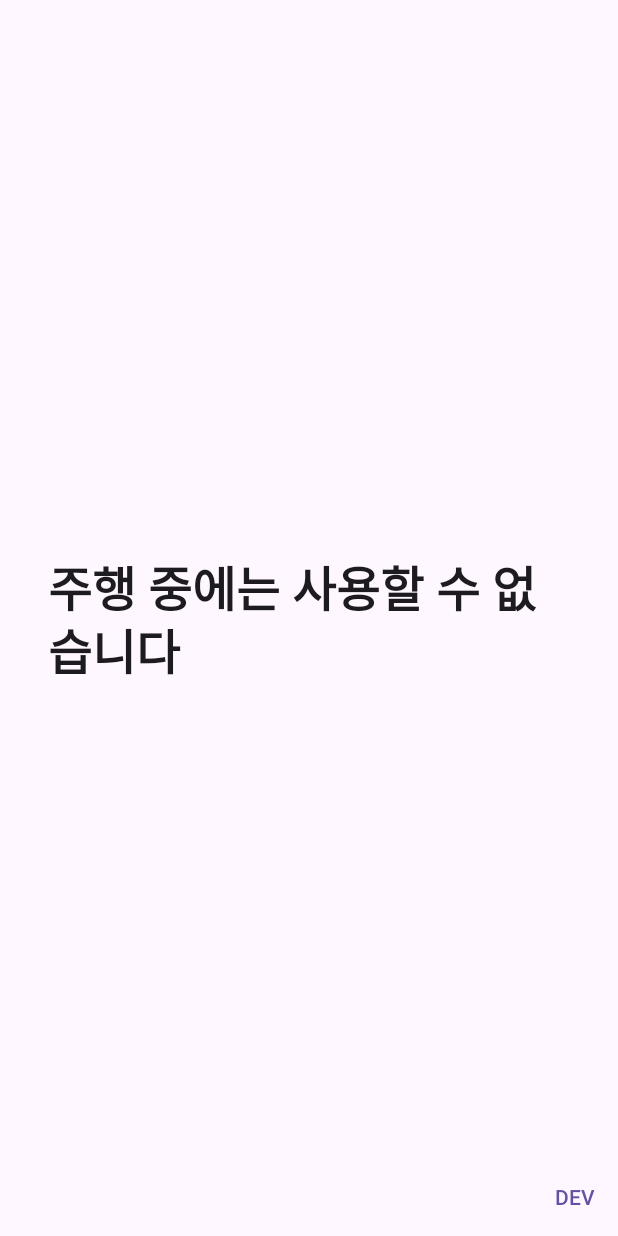
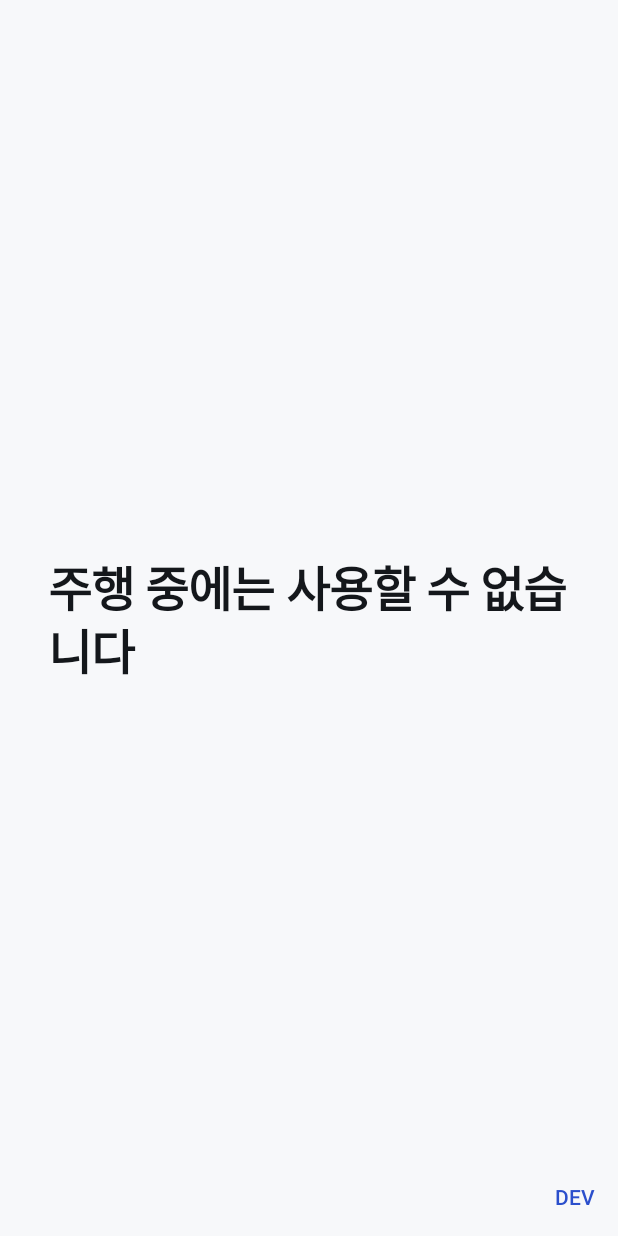
Before and after one commit to Hyundai-App-Challenge/first-ride, an Android app built with Jetpack Compose: the screen it shows after launch (MainActivity), on a phone screen of 412 x 824 dp. Run offline under Robolectric (Android 15) with nearby library versions, the phone set to English and light mode, and no system bars; 4 statements that could not run were skipped.

Commit message:
홈에 360도 차 무대와 차종 선택을 넣고, 테마를 차갑고 절제된 한 체계로 바꾼다
- CarStage: 이중 틀(바깥 선, 안쪽 면), 좌우 드래그와 관성, 가만히 두면 천천히 회전(시스템 애니메이션이 꺼져 있으면 정지), 실내 파노라마 둘러보기
- assets/cars/<차종>/ 폴더 규칙: ext_000.webp부터 번호순 이미지와 선택으로 interior.webp. 이미지는 포함하지 않는다
- 차종 선택이 안내 문구와 위치 그림을 바꾼다(assets/models/<차종>/가 없으면 기준 차종 것)
- 홈: 넓은 화면은 왼쪽 차 무대와 오른쪽 코스 목록, 좁은 화면은 위아래. 코스는 카드 대신 구분선
- 테마: 쿨 그레이와 코발트 포인트 하나, 모서리 한 체계, 글자 대비 AA 이상

Co-Authored-By: Claude Sonnet 5.5 <noreply@anthropic.com>

```diff
--- a/app/src/debug/kotlin/com/firstride/app/Variant.kt
+++ b/app/src/debug/kotlin/com/firstride/app/Variant.kt
@@ -23,6 +23,9 @@ import java.util.concurrent.atomic.AtomicInteger
  */
 internal object Variant {
     const val REAL_FLAG = "real_signals"
+
+    /** debug는 차 이미지가 없어도 무대를 보여, 화면 배치를 확인할 수 있게 한다. */
+    const val showEmptyCarStage = true
 
     /** 개발자 패널이 값을 바꿀 때 쓰는 가짜 신호원. 차량 SDK를 쓰는 중이면 null. */
     var fake: FakeSignalSource? = null
--- a/app/src/main/kotlin/com/firstride/MainActivity.kt
+++ b/app/src/main/kotlin/com/firstride/MainActivity.kt
@@ -6,14 +6,20 @@ import androidx.activity.compose.setContent
 import androidx.activity.viewModels
 import androidx.compose.foundation.layout.Box
 import androidx.compose.material3.Surface
+import androidx.compose.runtime.getValue
 import androidx.compose.runtime.remember
+import androidx.compose.ui.res.stringResource
+import androidx.lifecycle.compose.collectAsStateWithLifecycle
 import androidx.lifecycle.viewmodel.initializer
 import androidx.lifecycle.viewmodel.viewModelFactory
 import com.firstride.app.AppNavigation
 import com.firstride.app.AppViewModel
 import com.firstride.app.FirstRideApp
+import com.firstride.app.start.CarCatalog
 import com.firstride.app.start.CourseCatalog
 import com.firstride.app.start.CourseTexts
+import com.firstride.app.Variant
+import com.firstride.app.ui.CarImages
 import com.firstride.app.ui.DevPanel
 import com.firstride.app.ui.FirstRideTheme
 
@@ -21,7 +27,7 @@ import com.firstride.app.ui.FirstRideTheme
 class MainActivity : ComponentActivity() {
     private val vm: AppViewModel by viewModels {
         viewModelFactory {
-            initializer { AppViewModel((application as FirstRideApp).container, CourseTexts.load(assets)) { CourseCatalog.load(assets) } }
+            initializer { AppViewModel((application as FirstRideApp).container, { model -> CourseTexts.load(assets, model) }) { CourseCatalog.load(assets) } }
         }
     }
 
@@ -37,8 +43,14 @@ class MainActivity : ComponentActivity() {
             FirstRideTheme {
                 Box {
                     Surface {
-                        val texts = remember { CourseTexts.load(assets) }
-                        AppNavigation(vm, texts, loadImage = { path -> CourseTexts.loadImage(assets, path) })
+                        val cars = remember { CarCatalog.list(assets) }
+                        val carImages = remember { CarImages({ m, i -> CarCatalog.frame(assets, m, i) }, { m -> CarCatalog.interior(assets, m) }) }
+                        val model by vm.carModel.collectAsStateWithLifecycle()
+                        AppNavigation(
+                            vm, cars, carImages,
+                            emptyCarHint = if (Variant.showEmptyCarStage) stringResource(R.string.car_stage_empty_debug) else null,
+                            loadImage = { path -> CourseTexts.loadImage(assets, path, model) },
+                        )
                     }
                     DevPanel()
                 }
--- a/app/src/main/kotlin/com/firstride/app/AppNavigation.kt
+++ b/app/src/main/kotlin/com/firstride/app/AppNavigation.kt
@@ -7,6 +7,9 @@ import androidx.compose.runtime.getValue
 import androidx.compose.runtime.remember
 import androidx.compose.ui.graphics.ImageBitmap
 import androidx.lifecycle.compose.collectAsStateWithLifecycle
+import com.firstride.app.start.CarModel
+import com.firstride.app.ui.CarImages
+import com.firstride.app.ui.CarStageState
 import com.firstride.app.ui.ConnectionErrorScreen
 import com.firstride.app.ui.CourseDoneScreen
 import com.firstride.app.ui.CourseIntroScreen
@@ -18,7 +21,6 @@ import com.firstride.app.ui.SettingsScreen
 import com.firstride.app.ui.StartScreen
 import com.firstride.app.ui.StepScreen
 import com.firstride.engine.course.CourseDefinition
-import com.firstride.engine.course.ModelCourseText
 import com.firstride.engine.drive.DriveState
 
 /**
@@ -26,7 +28,15 @@ import com.firstride.engine.drive.DriveState
  * 새 화면은 [Screen]에 값을 더하고 여기에 한 줄을 더한다. 화면 파일끼리는 서로 고치지 않는다.
  */
 @Composable
-fun AppNavigation(vm: AppViewModel, texts: Map<String, ModelCourseText>, loadImage: (String) -> ImageBitmap?) {
+fun AppNavigation(
+    vm: AppViewModel,
+    cars: List<CarModel>,
+    carImages: CarImages,
+    emptyCarHint: String?,
+    loadImage: (String) -> ImageBitmap?,
+) {
+    val texts by vm.texts.collectAsStateWithLifecycle()
+    val carModel by vm.carModel.collectAsStateWithLifecycle()
     val screen by vm.screen.collectAsStateWithLifecycle()
     val catalog by vm.catalog.collectAsStateWithLifecycle()
     val drive by vm.driveState.collectAsStateWithLifecycle()
@@ -52,6 +62,7 @@ fun AppNavigation(vm: AppViewModel, texts: Map<String, ModelCourseText>, loadIma
             onSettings = { vm.navigate(Screen.Settings) },
             signals = vm.container.signals,
             onLightsCheck = { vm.navigate(Screen.LightsCheck) },
+            car = CarStageState(cars, carModel, vm::selectCarModel, carImages, emptyCarHint),
         )
         is Screen.CourseIntro -> WithCourse(visible, s.courseId, onMissing = { vm.navigate(Screen.Home) }) { course ->
             CourseIntroScreen(
--- a/app/src/main/kotlin/com/firstride/app/AppViewModel.kt
+++ b/app/src/main/kotlin/com/firstride/app/AppViewModel.kt
@@ -3,6 +3,7 @@ package com.firstride.app
 import androidx.lifecycle.ViewModel
 import androidx.lifecycle.viewModelScope
 import com.firstride.app.practice.Interruption
+import com.firstride.app.start.CourseTexts
 import com.firstride.app.start.StartupResult
 import com.firstride.app.start.checkCourses
 import com.firstride.engine.course.CourseDefinition
@@ -55,8 +56,8 @@ import kotlinx.coroutines.launch
  */
 class AppViewModel(
     val container: AppContainer,
-    /** 코스 ID별 차종 문구. 단계 상태를 읽어 줄 때 쓴다(FR-05). */
-    private val texts: Map<String, ModelCourseText>,
+    /** 차종 폴더 이름 → 코스 ID별 차종 문구. 단계 상태를 읽어 줄 때 쓴다(FR-05). */
+    private val loadTexts: (String) -> Map<String, ModelCourseText>,
     private val courses: () -> List<CourseDefinition>,
 ) : ViewModel() {
     private val _screen = MutableStateFlow<Screen>(Screen.Start)
@@ -98,6 +99,19 @@ class AppViewModel(
 
     /** 듣기 어댑터. W-23이 들어오기 전에는 없고, 없으면 듣지 않는다. */
     private val stt: SttPort? = null
+
+    /** 홈에서 고른 차종. 안내 문구와 위치 그림이 이 차종의 것으로 바뀐다(없으면 기준 차종). */
+    private val _carModel = MutableStateFlow(CourseTexts.MODEL_DIR)
+    val carModel: StateFlow<String> = _carModel.asStateFlow()
+    private val _texts = MutableStateFlow(loadTexts(CourseTexts.MODEL_DIR))
+    val texts: StateFlow<Map<String, ModelCourseText>> = _texts.asStateFlow()
+
+    /** 실습 중에는 바꾸지 않는다. 단계 문구가 도중에 바뀌면 안 된다. */
+    fun selectCarModel(id: String) {
+        if (_runner.value != null || _followUp.value != null || id == _carModel.value) return
+        _carModel.value = id
+        _texts.value = loadTexts(id)
+    }
 
     private var startup: Job? = null
     private var practice: Job? = null
@@ -170,7 +184,7 @@ class AppViewModel(
                     VoiceStatus(listening, off = !(speakOk && listenOk && on))
                 }.collect { _voiceStatus.value = it }
             }
-            val narrating = launch { narrateCourse(runner, course, texts[course.id], voice) }
+            val narrating = launch { narrateCourse(runner, course, _texts.value[course.id], voice) }
             val tracer = launch {
                 runner.step.collectLatest { p -> p?.runner?.state?.collect { Variant.trace("step ${p.index + 1}/${p.total} ${it.phase}") } }
             }
@@ -232,7 +246,7 @@ class AppViewModel(
     private fun onVoiceAction(action: VoiceAction, course: CourseDefinition, runner: CourseRunner) {
         val p = runner.step.value ?: return
         val def = course.steps[p.index]
-        applyVoiceAction(action, p.runner, stepView(p.runner.state.value, def, texts[course.id]?.steps?.get(def.id)), ::say)
+        applyVoiceAction(action, p.runner, stepView(p.runner.state.value, def, _texts.value[course.id]?.steps?.get(def.id)), ::say)
     }
 
     /** SCR-10 음성 켜기/끄기. 기록 지우기로 지워지지 않는다(POL-S-5). */
--- /dev/null
+++ b/app/src/main/kotlin/com/firstride/app/start/CarCatalog.kt
@@ -0,0 +1,42 @@
+package com.firstride.app.start
+
+import android.content.res.AssetManager
+import android.graphics.BitmapFactory
+import androidx.compose.ui.graphics.ImageBitmap
+import androidx.compose.ui.graphics.asImageBitmap
+import java.io.IOException
+
+/**
+ * 홈의 360도 차 화면에 쓸 차종. [id]는 `assets/cars/<id>/` 폴더 이름이고 화면 이름은 밑줄을 공백으로 바꾼 것이다.
+ * 폴더 안에는 `ext_000.webp`부터 번호순 연속 이미지(한 바퀴)와 선택으로 `interior.webp`(가로로 긴 실내 파노라마)를 둔다.
+ * 차종을 더하는 일은 폴더 하나를 더하는 일이다. 위치 안내 문구와 그림은 `assets/models/<id>/`에 있으면 그것을 쓰고,
+ * 없으면 기준 차종의 것을 쓴다([CourseTexts]).
+ */
+data class CarModel(val id: String, val frames: List<String>, val interior: String?) {
+    val name: String get() = id.replace('_', ' ')
+}
+
+object CarCatalog {
+    private const val DIR = "cars"
+    private val EXT = Regex("ext_(\\d+)\\.(webp|png|jpg)")
+
+    /** 연속 이미지가 4장 이상인 폴더만 차종으로 본다. 그보다 적으면 돌려 볼 수 없다. */
+    fun list(assets: AssetManager): List<CarModel> =
+        assets.list(DIR).orEmpty().sorted().mapNotNull { id ->
+            val files = assets.list("$DIR/$id").orEmpty()
+            val frames = files.filter { EXT.matches(it) }.sortedBy { EXT.matchEntire(it)!!.groupValues[1].toInt() }
+            if (frames.size < 4) null else CarModel(id, frames, files.firstOrNull { it.startsWith("interior.") })
+        }
+
+    fun frame(assets: AssetManager, model: CarModel, index: Int): ImageBitmap? =
+        decode(assets, "$DIR/${model.id}/${model.frames[index.mod(model.frames.size)]}")
+
+    fun interior(assets: AssetManager, model: CarModel): ImageBitmap? =
+        model.interior?.let { decode(assets, "$DIR/${model.id}/$it") }
+
+    private fun decode(assets: AssetManager, path: String): ImageBitmap? = try {
+        assets.open(path).use { BitmapFactory.decodeStream(it)?.asImageBitmap() }
+    } catch (e: IOException) {
+        null
+    }
+}
--- a/app/src/main/kotlin/com/firstride/app/start/CourseTexts.kt
+++ b/app/src/main/kotlin/com/firstride/app/start/CourseTexts.kt
@@ -9,25 +9,30 @@ import com.firstride.engine.course.ModelCourseText
 import java.io.IOException
 
 /**
- * 기준 차종의 안내 문구와 위치 안내 자산(`assets/models/<차종>/`, 기술 설계 6-1절).
- * 차종을 더하는 일은 폴더 하나를 더하는 일이다. 지금은 한 종류뿐이다.
+ * 차종별 안내 문구와 위치 안내 자산(`assets/models/<차종>/`, 기술 설계 6-1절).
+ * 차종을 더하는 일은 폴더 하나를 더하는 일이다. 선택한 차종의 폴더가 없으면 기준 차종([MODEL_DIR])의 것을 쓴다.
  */
 object CourseTexts {
     /** [가정] 기준 차종(D2)이 정해지기 전의 폴더 이름. */
     const val MODEL_DIR = "reference"
 
+    private fun dirOf(assets: AssetManager, model: String): String =
+        if (assets.list("models/$model").isNullOrEmpty()) MODEL_DIR else model
+
     /** 코스 ID → 차종별 문구. 형식이 틀린 파일은 숨기지 않고 예외로 드러낸다(POL-E-5). */
-    fun load(assets: AssetManager): Map<String, ModelCourseText> =
-        assets.list("models/$MODEL_DIR").orEmpty()
+    fun load(assets: AssetManager, model: String = MODEL_DIR): Map<String, ModelCourseText> {
+        val dir = dirOf(assets, model)
+        return assets.list("models/$dir").orEmpty()
             .filter { it.startsWith("CRS-") && it.endsWith(".json") }
             .map { name ->
-                CourseParser.parseModelText(assets.open("models/$MODEL_DIR/$name").bufferedReader().use { it.readText() })
+                CourseParser.parseModelText(assets.open("models/$dir/$name").bufferedReader().use { it.readText() })
             }
             .associateBy { it.courseId }
+    }
 
     /** 위치 안내 그림. 파일이 없으면 null이고, 화면은 위치 문구만 보인다. */
-    fun loadImage(assets: AssetManager, path: String): ImageBitmap? = try {
-        assets.open("models/$MODEL_DIR/$path").use { BitmapFactory.decodeStream(it)?.asImageBitmap() }
+    fun loadImage(assets: AssetManager, path: String, model: String = MODEL_DIR): ImageBitmap? = try {
+        assets.open("models/${dirOf(assets, model)}/$path").use { BitmapFactory.decodeStream(it)?.asImageBitmap() }
     } catch (e: IOException) {
         null
     }
--- a/app/src/main/kotlin/com/firstride/app/ui/Theme.kt
+++ b/app/src/main/kotlin/com/firstride/app/ui/Theme.kt
@@ -1,21 +1,69 @@
 package com.firstride.app.ui
 
 import androidx.compose.foundation.isSystemInDarkTheme
+import androidx.compose.foundation.shape.RoundedCornerShape
+import androidx.compose.material3.ColorScheme
 import androidx.compose.material3.MaterialTheme
+import androidx.compose.material3.Shapes
 import androidx.compose.material3.Typography
 import androidx.compose.material3.darkColorScheme
 import androidx.compose.material3.lightColorScheme
 import androidx.compose.runtime.Composable
+import androidx.compose.ui.graphics.Color
 import androidx.compose.ui.text.TextStyle
 import androidx.compose.ui.text.font.FontWeight
+import androidx.compose.ui.unit.dp
 import androidx.compose.ui.unit.sp
 
-/** 차량 화면은 멀리서 훑어본다. 기본보다 큰 글자를 쓴다. */
+/**
+ * 색은 차갑고 낮은 채도의 회색 계열 하나와 포인트색 하나(코발트)뿐이다. 순백과 순흑을 쓰지 않는다.
+ * 글자와 배경의 대비는 낮 5.8:1, 밤 7.1:1 이상이다(WCAG AA 4.5:1 충족. 차량 화면은 멀리서 훑어본다).
+ */
+private val LightColors: ColorScheme = lightColorScheme(
+    background = Color(0xFFECEEF1),
+    onBackground = Color(0xFF14171B),
+    surface = Color(0xFFF7F8FA),
+    onSurface = Color(0xFF14171B),
+    surfaceVariant = Color(0xFFE0E3E8),
+    onSurfaceVariant = Color(0xFF4A5159),
+    outline = Color(0xFFB9BFC7),
+    outlineVariant = Color(0xFFD3D7DD),
+    primary = Color(0xFF2B4FCC),
+    onPrimary = Color(0xFFF8FAFF),
+    primaryContainer = Color(0xFFDCE4FF),
+    onPrimaryContainer = Color(0xFF0F2370),
+)
+
+private val DarkColors: ColorScheme = darkColorScheme(
+    background = Color(0xFF0E1114),
+    onBackground = Color(0xFFE8EAED),
+    surface = Color(0xFF171B20),
+    onSurface = Color(0xFFE8EAED),
+    surfaceVariant = Color(0xFF1F252B),
+    onSurfaceVariant = Color(0xFFA6ADB5),
+    outline = Color(0xFF38414A),
+    outlineVariant = Color(0xFF2A3139),
+    primary = Color(0xFF8FA8FF),
+    onPrimary = Color(0xFF0C1A55),
+    primaryContainer = Color(0xFF1B2A66),
+    onPrimaryContainer = Color(0xFFDCE4FF),
+)
+
+/** 모서리는 한 체계로 고정한다. 버튼과 선택 알약은 완전한 알약(Material 기본), 면은 아래 값. */
+private val CarShapes = Shapes(
+    extraSmall = RoundedCornerShape(10.dp),
+    small = RoundedCornerShape(16.dp),
+    medium = RoundedCornerShape(22.dp),
+    large = RoundedCornerShape(30.dp),
+    extraLarge = RoundedCornerShape(38.dp),
+)
+
+/** 차량 화면은 멀리서 훑어본다. 기본보다 큰 글자를 쓰고, 큰 제목은 자간을 조여 단단하게 보이게 한다. */
 private val CarTypography = Typography(
-    headlineMedium = TextStyle(fontSize = 38.sp, fontWeight = FontWeight.Bold, lineHeight = 48.sp),
-    headlineSmall = TextStyle(fontSize = 32.sp, fontWeight = FontWeight.Bold, lineHeight = 42.sp),
-    titleLarge = TextStyle(fontSize = 28.sp, fontWeight = FontWeight.Bold, lineHeight = 36.sp),
-    titleMedium = TextStyle(fontSize = 24.sp, fontWeight = FontWeight.SemiBold, lineHeight = 32.sp),
+    headlineMedium = TextStyle(fontSize = 38.sp, fontWeight = FontWeight.Bold, lineHeight = 48.sp, letterSpacing = (-0.8).sp),
+    headlineSmall = TextStyle(fontSize = 32.sp, fontWeight = FontWeight.Bold, lineHeight = 42.sp, letterSpacing = (-0.6).sp),
+    titleLarge = TextStyle(fontSize = 28.sp, fontWeight = FontWeight.Bold, lineHeight = 36.sp, letterSpacing = (-0.4).sp),
+    titleMedium = TextStyle(fontSize = 24.sp, fontWeight = FontWeight.SemiBold, lineHeight = 32.sp, letterSpacing = (-0.2).sp),
     bodyLarge = TextStyle(fontSize = 24.sp, lineHeight = 34.sp),
     bodyMedium = TextStyle(fontSize = 21.sp, lineHeight = 30.sp),
     labelLarge = TextStyle(fontSize = 22.sp, fontWeight = FontWeight.SemiBold),
@@ -25,7 +73,8 @@ private val CarTypography = Typography(
 @Composable
 fun FirstRideTheme(content: @Composable () -> Unit) {
     MaterialTheme(
-        colorScheme = if (isSystemInDarkTheme()) darkColorScheme() else lightColorScheme(),
+        colorScheme = if (isSystemInDarkTheme()) DarkColors else LightColors,
+        shapes = CarShapes,
         typography = CarTypography,
         content = content,
     )
```
Also changed, not shown: app/src/main/kotlin/com/firstride/app/ui/CarStage.kt (added, +288 -0 lines), app/src/main/kotlin/com/firstride/app/ui/HomeScreen.kt (+86 -19 lines), app/src/main/res/values/strings_car.xml (added, +10 -0 lines), 1 other file.
